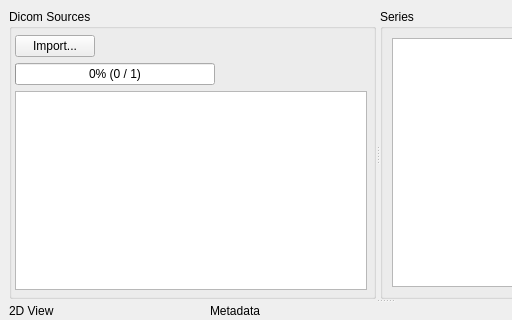
The window that res/DicomBrowserWin.ui (ericspod/DicomBrowser) describes before a commit, drawn with Qt 5; both pictures show x 0 to 512 and y 0 to 320 of the 769 by 607 pixel window.
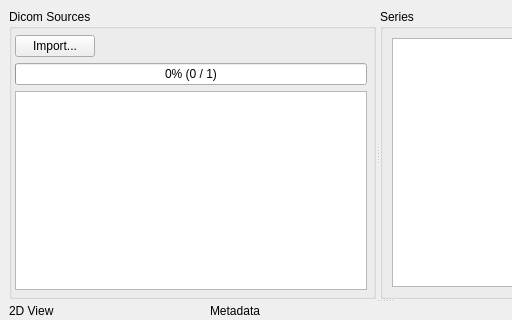
The same window after the commit. Icons and pictures are not drawn.

Patch:
```diff
--- a/res/DicomBrowserWin.ui
+++ b/res/DicomBrowserWin.ui
@@ -102,7 +102,7 @@
           <widget class="QProgressBar" name="statusProgressBar">
            <property name="maximumSize">
             <size>
-             <width>200</width>
+             <width>16777215</width>
              <height>16777215</height>
             </size>
            </property>
@@ -112,6 +112,9 @@
            <property name="value">
             <number>0</number>
            </property>
+           <property name="alignment">
+            <set>Qt::AlignCenter</set>
+           </property>
            <property name="format">
             <string>%p% (%v / %m)</string>
            </property>
```
